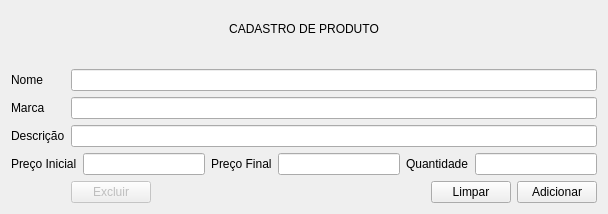
Before: the Qt Designer form ui/ui_produtos.ui in adaiasreis/ProjetoMatCons_F, drawn with Qt 5.
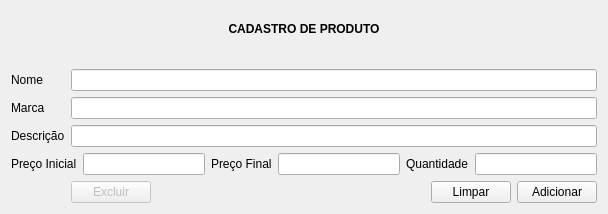
After: the same form once the commit is applied.

The edit to the form file:
```diff
--- a/ui/ui_produtos.ui
+++ b/ui/ui_produtos.ui
@@ -20,7 +20,7 @@
       <string notr="true">font: 14pt &quot;Noto Sans&quot;;</string>
      </property>
      <property name="text">
-      <string>&lt;html&gt;&lt;head/&gt;&lt;body&gt;&lt;p align=&quot;center&quot;&gt;CADASTRO DE PRODUTO&lt;/p&gt;&lt;/body&gt;&lt;/html&gt;</string>
+      <string>&lt;html&gt;&lt;head/&gt;&lt;body&gt;&lt;p align=&quot;center&quot;&gt;&lt;span style=&quot; font-weight:600;&quot;&gt;CADASTRO DE PRODUTO&lt;/span&gt;&lt;/p&gt;&lt;/body&gt;&lt;/html&gt;</string>
      </property>
     </widget>
    </item>
```
